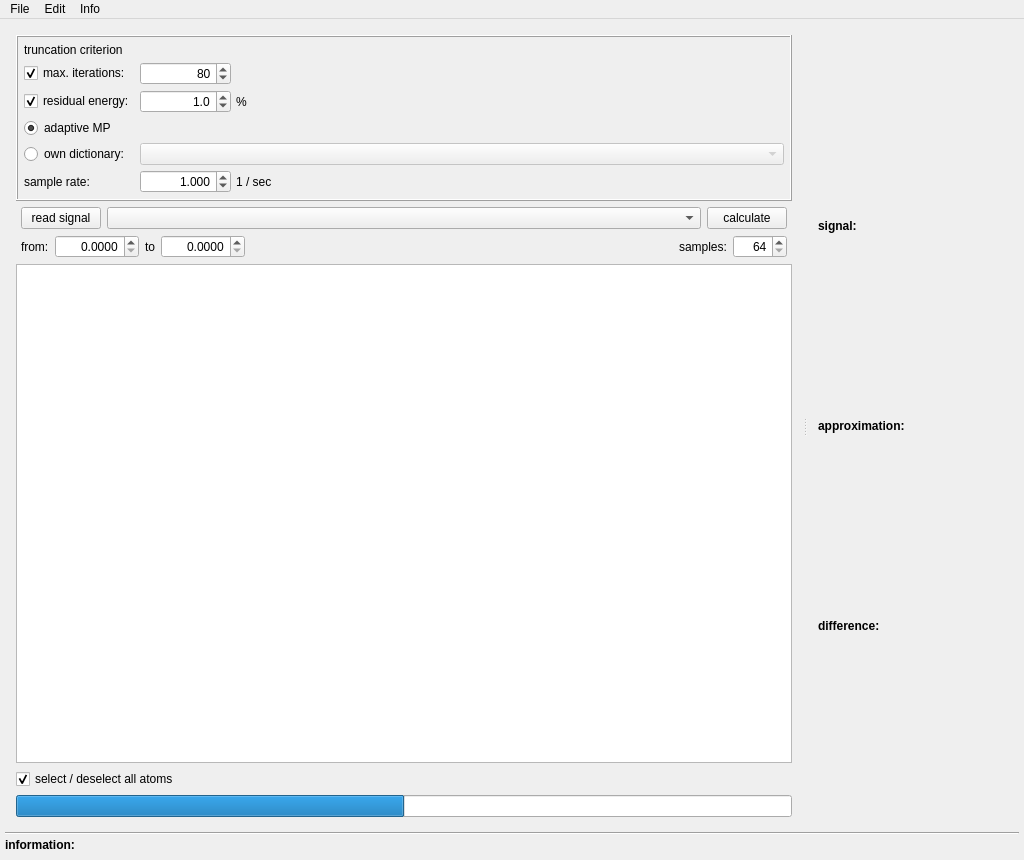
Before: the Qt Designer form examples/matchingPursuit/mainwindow.ui in mne-tools/mne-cpp, drawn with Qt 5.
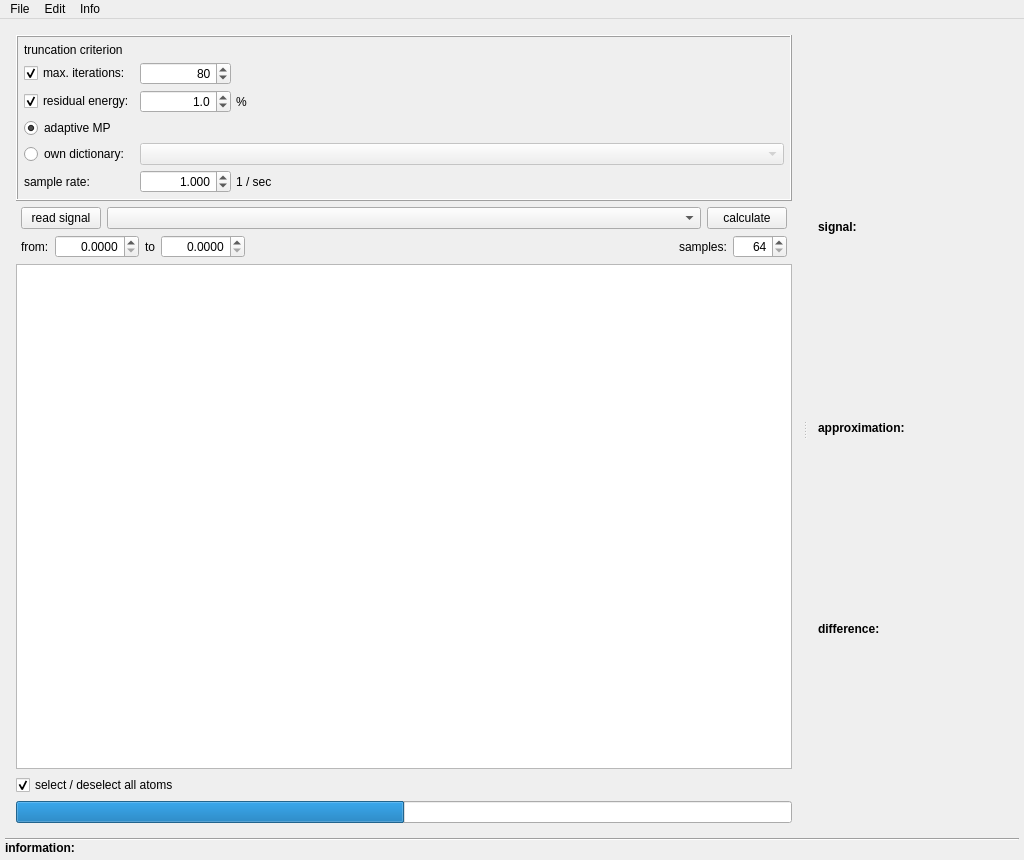
After: the same form once the commit is applied. Icons and pictures are not drawn.

The edit to the form file:
```diff
--- a/examples/matchingPursuit/mainwindow.ui
+++ b/examples/matchingPursuit/mainwindow.ui
@@ -646,7 +646,7 @@
         <property name="sizeHint" stdset="0">
          <size>
           <width>40</width>
-          <height>20</height>
+          <height>0</height>
          </size>
         </property>
        </spacer>
```
